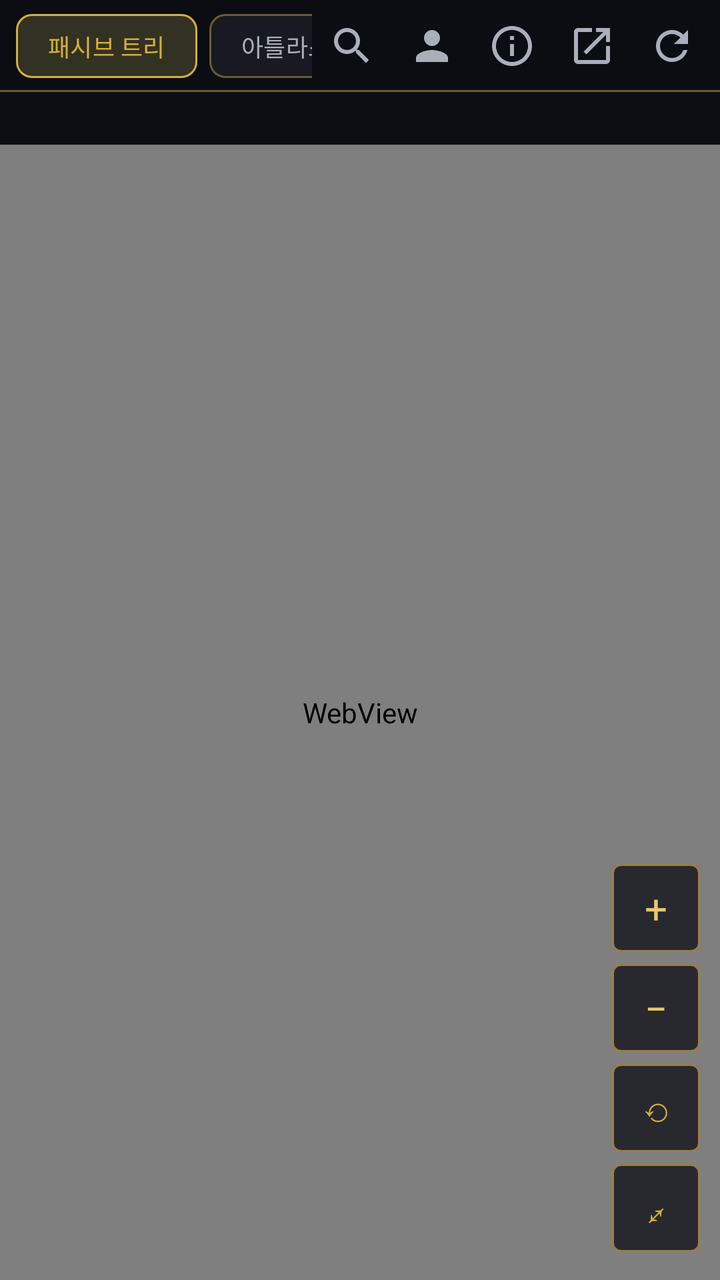
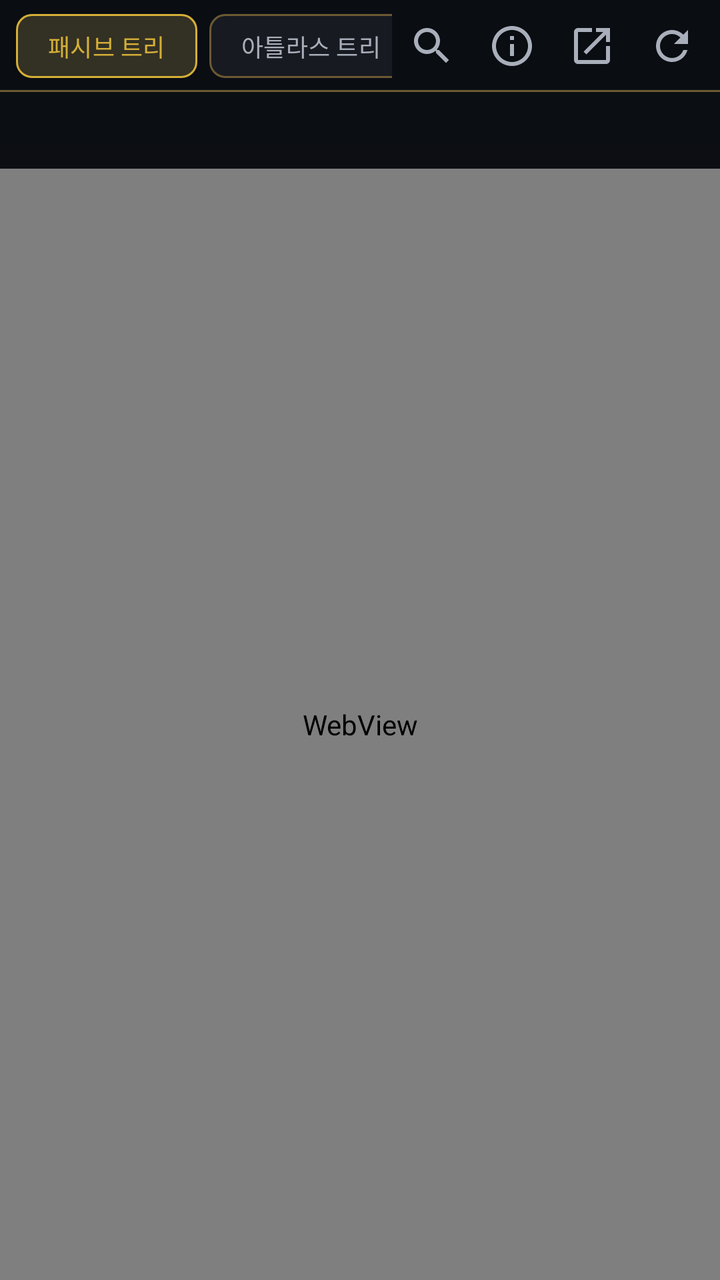

Before-and-after screenshots of an Android layout around one commit, followed by the original layout XML and the change that was made.
<!-- AndroidManifest.xml: application theme Theme.PoE2DB -->
<!-- res/layout/pane_tree.xml -->
<?xml version="1.0" encoding="utf-8"?>
<FrameLayout xmlns:android="http://schemas.android.com/apk/res/android"
    xmlns:app="http://schemas.android.com/apk/res-auto"
    android:layout_width="match_parent"
    android:layout_height="match_parent">

    <LinearLayout
        android:layout_width="match_parent"
        android:layout_height="match_parent"
        android:orientation="vertical">

        
        <LinearLayout
            android:layout_width="match_parent"
            android:layout_height="46dp"
            android:background="@drawable/bg_tree_topbar"
            android:gravity="center_vertical"
            android:orientation="horizontal"
            android:paddingStart="8dp"
            android:paddingEnd="4dp">

            <com.google.android.material.chip.ChipGroup
                android:id="@+id/treeModeGroup"
                android:layout_width="0dp"
                android:layout_height="wrap_content"
                android:layout_weight="1"
                app:chipSpacingHorizontal="6dp"
                app:selectionRequired="true"
                app:singleLine="true"
                app:singleSelection="true">

                <com.google.android.material.chip.Chip
                    android:id="@+id/chipPassiveTree"
                    style="@style/Widget.PoE2DB.Chip"
                    android:layout_width="wrap_content"
                    android:layout_height="wrap_content"
                    android:checked="true"
                    android:text="@string/tree_passive" />

                <com.google.android.material.chip.Chip
                    android:id="@+id/chipAtlasTree"
                    style="@style/Widget.PoE2DB.Chip"
                    android:layout_width="wrap_content"
                    android:layout_height="wrap_content"
                    android:text="@string/tree_atlas" />
            </com.google.android.material.chip.ChipGroup>

            <ImageButton
                android:id="@+id/btnTreeSearch"
                android:layout_width="40dp"
                android:layout_height="40dp"
                android:background="?attr/selectableItemBackgroundBorderless"
                android:contentDescription="@string/tree_search"
                android:padding="9dp"
                android:src="@drawable/ic_search" />

            <ImageButton
                android:id="@+id/btnTreeClass"
                android:layout_width="40dp"
                android:layout_height="40dp"
                android:background="?attr/selectableItemBackgroundBorderless"
                android:contentDescription="@string/tree_class"
                android:padding="9dp"
                android:src="@drawable/ic_person" />

            <ImageButton
                android:id="@+id/btnTreeStats"
                android:layout_width="40dp"
                android:layout_height="40dp"
                android:background="?attr/selectableItemBackgroundBorderless"
                android:contentDescription="@string/tree_stats"
                android:padding="9dp"
                android:src="@drawable/ic_info" />

            <ImageButton
                android:id="@+id/btnTreeOpen"
                android:layout_width="40dp"
                android:layout_height="40dp"
                android:background="?attr/selectableItemBackgroundBorderless"
                android:contentDescription="@string/detail_open_browser"
                android:padding="9dp"
                android:src="@drawable/ic_open_in_new" />

            <ImageButton
                android:id="@+id/btnTreeRefresh"
                android:layout_width="40dp"
                android:layout_height="40dp"
                android:background="?attr/selectableItemBackgroundBorderless"
                android:contentDescription="@string/detail_refresh"
                android:padding="9dp"
                android:src="@drawable/ic_refresh" />
        </LinearLayout>

        
        <TextView
            android:id="@+id/tvTreePoints"
            android:layout_width="match_parent"
            android:layout_height="wrap_content"
            android:background="#CC0A0D12"
            android:fontFamily="monospace"
            android:paddingStart="12dp"
            android:paddingTop="5dp"
            android:paddingEnd="12dp"
            android:paddingBottom="5dp"
            android:textColor="@color/text_secondary"
            android:textSize="12sp" />

        
        <HorizontalScrollView
            android:id="@+id/treeClassScroll"
            android:layout_width="match_parent"
            android:layout_height="wrap_content"
            android:background="#B30A0D12"
            android:scrollbars="none"
            android:visibility="gone">

            <LinearLayout
                android:id="@+id/treeClassRow"
                android:layout_width="wrap_content"
                android:layout_height="wrap_content"
                android:orientation="horizontal"
                android:paddingStart="8dp"
                android:paddingTop="6dp"
                android:paddingEnd="8dp"
                android:paddingBottom="6dp" />
        </HorizontalScrollView>

        <com.google.android.material.progressindicator.LinearProgressIndicator
            android:id="@+id/treeProgress"
            android:layout_width="match_parent"
            android:layout_height="wrap_content"
            android:indeterminate="false"
            android:max="100"
            android:visibility="gone"
            app:indicatorColor="@color/gold"
            app:trackColor="@color/divider"
            app:trackThickness="2dp" />

        <FrameLayout
            android:layout_width="match_parent"
            android:layout_height="0dp"
            android:layout_weight="1">

            <WebView
                android:id="@+id/treeWebView"
                android:layout_width="match_parent"
                android:layout_height="match_parent"
                android:background="@color/bg" />

            <com.sunuhwi.poe2dbkr.TreeCanvasView
                android:id="@+id/treeCanvas"
                android:layout_width="match_parent"
                android:layout_height="match_parent"
                android:visibility="gone" />

            <LinearLayout
                android:id="@+id/treeCanvasBar"
                android:layout_width="match_parent"
                android:layout_height="wrap_content"
                android:layout_gravity="top"
                android:background="#D90A0D12"
                android:gravity="center_vertical"
                android:orientation="horizontal"
                android:paddingStart="12dp"
                android:paddingTop="4dp"
                android:paddingEnd="6dp"
                android:paddingBottom="4dp"
                android:visibility="gone">

                <TextView
                    android:id="@+id/tvTreeCanvasInfo"
                    android:layout_width="0dp"
                    android:layout_height="wrap_content"
                    android:layout_weight="1"
                    android:ellipsize="end"
                    android:maxLines="2"
                    android:textColor="@color/text_secondary"
                    android:textSize="11sp" />

                <com.google.android.material.button.MaterialButton
                    android:id="@+id/btnTreeCanvasSite"
                    style="@style/Widget.Material3.Button.TextButton"
                    android:layout_width="wrap_content"
                    android:layout_height="wrap_content"
                    android:insetTop="0dp"
                    android:insetBottom="0dp"
                    android:minHeight="32dp"
                    android:minWidth="0dp"
                    android:text="@string/tree_canvas_site"
                    android:textColor="@color/gold_soft"
                    android:textSize="11sp" />
            </LinearLayout>

            <LinearLayout
                android:id="@+id/treeNodeCard"
                android:layout_width="match_parent"
                android:layout_height="wrap_content"
                android:layout_gravity="bottom"
                android:layout_marginStart="10dp"
                android:layout_marginEnd="64dp"
                android:layout_marginBottom="10dp"
                android:background="@drawable/bg_tree_panel"
                android:orientation="vertical"
                android:padding="12dp"
                android:visibility="gone">

                <LinearLayout
                    android:layout_width="match_parent"
                    android:layout_height="wrap_content"
                    android:gravity="center_vertical"
                    android:orientation="horizontal">

                    <TextView
                        android:id="@+id/tvTreeNodeName"
                        android:layout_width="0dp"
                        android:layout_height="wrap_content"
                        android:layout_weight="1"
                        android:textColor="@color/gold_soft"
                        android:textSize="14sp"
                        android:textStyle="bold" />

                    <ImageButton
                        android:id="@+id/btnTreeNodeClose"
                        android:layout_width="30dp"
                        android:layout_height="30dp"
                        android:background="?attr/selectableItemBackgroundBorderless"
                        android:contentDescription="@string/tree_node_close"
                        android:padding="6dp"
                        android:src="@drawable/ic_close" />
                </LinearLayout>

                <TextView
                    android:id="@+id/tvTreeNodeKind"
                    android:layout_width="match_parent"
                    android:layout_height="wrap_content"
                    android:layout_marginTop="1dp"
                    android:textColor="@color/bronze_soft"
                    android:textSize="11sp" />

                <TextView
                    android:id="@+id/tvTreeNodeStats"
                    android:layout_width="match_parent"
                    android:layout_height="wrap_content"
                    android:layout_marginTop="5dp"
                    android:textColor="@color/text_secondary"
                    android:textSize="12sp" />

                <TextView
                    android:id="@+id/tvTreeNodeHint"
                    android:layout_width="match_parent"
                    android:layout_height="wrap_content"
                    android:layout_marginTop="4dp"
                    android:text="@string/tree_node_hint"
                    android:textColor="@color/text_muted"
                    android:textSize="10.5sp" />
            </LinearLayout>
        </FrameLayout>
    </LinearLayout>

    
    <LinearLayout
        android:layout_width="wrap_content"
        android:layout_height="wrap_content"
        android:layout_gravity="end|bottom"
        android:layout_marginEnd="10dp"
        android:layout_marginBottom="14dp"
        android:orientation="vertical">

        <TextView
            android:id="@+id/btnTreeZoomIn"
            android:layout_width="44dp"
            android:layout_height="44dp"
            android:background="@drawable/bg_tree_button"
            android:gravity="center"
            android:text="+"
            android:textColor="@color/gold_soft"
            android:textSize="20sp" />

        <TextView
            android:id="@+id/btnTreeZoomOut"
            android:layout_width="44dp"
            android:layout_height="44dp"
            android:layout_marginTop="6dp"
            android:background="@drawable/bg_tree_button"
            android:gravity="center"
            android:text="−"
            android:textColor="@color/gold_soft"
            android:textSize="20sp" />

        <TextView
            android:id="@+id/btnTreeZoomReset"
            android:layout_width="44dp"
            android:layout_height="44dp"
            android:layout_marginTop="6dp"
            android:background="@drawable/bg_tree_button"
            android:gravity="center"
            android:text="⟲"
            android:textColor="@color/gold"
            android:textSize="17sp" />

        <TextView
            android:id="@+id/btnTreeFit"
            android:layout_width="44dp"
            android:layout_height="44dp"
            android:layout_marginTop="6dp"
            android:background="@drawable/bg_tree_button"
            android:gravity="center"
            android:text="⤢"
            android:textColor="@color/gold"
            android:textSize="17sp" />
    </LinearLayout>
</FrameLayout>
<!-- resources referenced by this layout -->
<resources>
  <color name="bg">#111216</color>
  <color name="bronze_soft">#9A7F46</color>
  <color name="divider">#262B35</color>
  <color name="gold">#D4AF37</color>
  <color name="gold_soft">#E8C86A</color>
  <color name="text_muted">#79808C</color>
  <color name="text_secondary">#A9AFBA</color>
  <!-- drawable bg_tree_button (drawable) -->
  <?xml version="1.0" encoding="utf-8"?>
  <selector xmlns:android="http://schemas.android.com/apk/res/android">
      <item android:state_pressed="true">
          <shape android:shape="rectangle">
              <solid android:color="@color/gold_15" />
              <corners android:radius="4dp" />
              <stroke android:width="1dp" android:color="@color/gold_40" />
          </shape>
      </item>
      <item>
          <shape android:shape="rectangle">
              <solid android:color="#CC12151C" />
              <corners android:radius="4dp" />
              <stroke android:width="1dp" android:color="@color/bronze_soft" />
          </shape>
      </item>
  </selector>
  <!-- drawable bg_tree_panel (drawable) -->
  <?xml version="1.0" encoding="utf-8"?>
  <shape xmlns:android="http://schemas.android.com/apk/res/android" android:shape="rectangle">
      <solid android:color="#E60C0F14" />
      <corners android:radius="6dp" />
      <stroke android:width="1dp" android:color="@color/bronze" />
  </shape>
  <!-- drawable bg_tree_topbar (drawable) -->
  <?xml version="1.0" encoding="utf-8"?>
  <layer-list xmlns:android="http://schemas.android.com/apk/res/android">
      <item>
          <shape android:shape="rectangle">
              <solid android:color="#F20A0D12" />
          </shape>
      </item>
      <item android:gravity="bottom" android:height="1dp">
          <shape android:shape="rectangle">
              <solid android:color="@color/bronze" />
          </shape>
      </item>
  </layer-list>
  <!-- drawable ic_close (drawable) -->
  <vector xmlns:android="http://schemas.android.com/apk/res/android"
      android:width="24dp"
      android:height="24dp"
      android:viewportWidth="24"
      android:viewportHeight="24">
      <path
          android:fillColor="@color/text_secondary"
          android:pathData="M19,6.41L17.59,5 12,10.59 6.41,5 5,6.41 10.59,12 5,17.59 6.41,19 12,13.41 17.59,19 19,17.59 13.41,12z" />
  </vector>
  <!-- drawable ic_open_in_new (drawable) -->
  <vector xmlns:android="http://schemas.android.com/apk/res/android"
      android:width="24dp"
      android:height="24dp"
      android:viewportWidth="24"
      android:viewportHeight="24">
      <path
          android:fillColor="@color/text_secondary"
          android:pathData="M19,19H5V5h7V3H5c-1.11,0 -2,0.9 -2,2v14c0,1.1 0.89,2 2,2h14c1.1,0 2,-0.9 2,-2v-7h-2v7zM14,3v2h3.59l-9.83,9.83 1.41,1.41L19,6.41V10h2V3h-7z" />
  </vector>
  <!-- drawable ic_person (drawable) -->
  <vector xmlns:android="http://schemas.android.com/apk/res/android"
      android:width="24dp"
      android:height="24dp"
      android:viewportWidth="24"
      android:viewportHeight="24"
      android:tint="@color/text_secondary">
      <path
          android:fillColor="#FFFFFFFF"
          android:pathData="M12,12c2.21,0 4,-1.79 4,-4s-1.79,-4 -4,-4 -4,1.79 -4,4 1.79,4 4,4zM12,14c-2.67,0 -8,1.34 -8,4v2h16v-2c0,-2.66 -5.33,-4 -8,-4z" />
  </vector>
  <string name="detail_open_browser">브라우저로 열기</string>
  <string name="detail_refresh">새로고침</string>
  <string name="tree_atlas">아틀라스 트리</string>
  <string name="tree_canvas_site">poe2db</string>
  <string name="tree_class">직업 고르기</string>
  <string name="tree_node_close">설명 닫기</string>
  <string name="tree_node_hint">이어진 노드를 누르면 찍고, 찍힌 노드를 누르면 되돌립니다</string>
  <string name="tree_passive">패시브 트리</string>
  <string name="tree_search">노드 찾기</string>
  <string name="tree_stats">스탯 요약</string>
  <color name="gold_15">#26D4AF37</color>
  <color name="gold_40">#66D4AF37</color>
  <color name="bronze">#6B5A33</color>
  <color name="on_gold">#14161B</color>
  <color name="surface_high">#1E222B</color>
  <color name="surface">#171A21</color>
  <color name="text_primary">#ECE8E1</color>
  <!-- unchanged entries left out for length: 5 -->
</resources>

<!-- the commit's change to res/layout/pane_tree.xml (unified diff, before → after) -->
@@ -53,15 +53,6 @@
                 android:contentDescription="@string/tree_search"
                 android:padding="9dp"
                 android:src="@drawable/ic_search" />
-
-            <ImageButton
-                android:id="@+id/btnTreeClass"
-                android:layout_width="40dp"
-                android:layout_height="40dp"
-                android:background="?attr/selectableItemBackgroundBorderless"
-                android:contentDescription="@string/tree_class"
-                android:padding="9dp"
-                android:src="@drawable/ic_person" />
 
             <ImageButton
                 android:id="@+id/btnTreeStats"
@@ -111,8 +102,7 @@
             android:layout_width="match_parent"
             android:layout_height="wrap_content"
             android:background="#B30A0D12"
-            android:scrollbars="none"
-            android:visibility="gone">
+            android:scrollbars="none">
 
             <LinearLayout
                 android:id="@+id/treeClassRow"
@@ -176,19 +166,6 @@
                     android:maxLines="2"
                     android:textColor="@color/text_secondary"
                     android:textSize="11sp" />
-
-                <com.google.android.material.button.MaterialButton
-                    android:id="@+id/btnTreeCanvasSite"
-                    style="@style/Widget.Material3.Button.TextButton"
-                    android:layout_width="wrap_content"
-                    android:layout_height="wrap_content"
-                    android:insetTop="0dp"
-                    android:insetBottom="0dp"
-                    android:minHeight="32dp"
-                    android:minWidth="0dp"
-                    android:text="@string/tree_canvas_site"
-                    android:textColor="@color/gold_soft"
-                    android:textSize="11sp" />
             </LinearLayout>
 
             <LinearLayout
@@ -257,56 +234,4 @@
         </FrameLayout>
     </LinearLayout>
 
-    
-    <LinearLayout
-        android:layout_width="wrap_content"
-        android:layout_height="wrap_content"
-        android:layout_gravity="end|bottom"
-        android:layout_marginEnd="10dp"
-        android:layout_marginBottom="14dp"
-        android:orientation="vertical">
-
-        <TextView
-            android:id="@+id/btnTreeZoomIn"
-            android:layout_width="44dp"
-            android:layout_height="44dp"
-            android:background="@drawable/bg_tree_button"
-            android:gravity="center"
-            android:text="+"
-            android:textColor="@color/gold_soft"
-            android:textSize="20sp" />
-
-        <TextView
-            android:id="@+id/btnTreeZoomOut"
-            android:layout_width="44dp"
-            android:layout_height="44dp"
-            android:layout_marginTop="6dp"
-            android:background="@drawable/bg_tree_button"
-            android:gravity="center"
-            android:text="−"
-            android:textColor="@color/gold_soft"
-            android:textSize="20sp" />
-
-        <TextView
-            android:id="@+id/btnTreeZoomReset"
-            android:layout_width="44dp"
-            android:layout_height="44dp"
-            android:layout_marginTop="6dp"
-            android:background="@drawable/bg_tree_button"
-            android:gravity="center"
-            android:text="⟲"
-            android:textColor="@color/gold"
-            android:textSize="17sp" />
-
-        <TextView
-            android:id="@+id/btnTreeFit"
-            android:layout_width="44dp"
-            android:layout_height="44dp"
-            android:layout_marginTop="6dp"
-            android:background="@drawable/bg_tree_button"
-            android:gravity="center"
-            android:text="⤢"
-            android:textColor="@color/gold"
-            android:textSize="17sp" />
-    </LinearLayout>
 </FrameLayout>
<!-- resource entries referenced after the edit -->
@@ -7,24 +7,6 @@
   <color name="gold_soft">#E8C86A</color>
   <color name="text_muted">#79808C</color>
   <color name="text_secondary">#A9AFBA</color>
-  <!-- drawable bg_tree_button (drawable) -->
-  <?xml version="1.0" encoding="utf-8"?>
-  <selector xmlns:android="http://schemas.android.com/apk/res/android">
-      <item android:state_pressed="true">
-          <shape android:shape="rectangle">
-              <solid android:color="@color/gold_15" />
-              <corners android:radius="4dp" />
-              <stroke android:width="1dp" android:color="@color/gold_40" />
-          </shape>
-      </item>
-      <item>
-          <shape android:shape="rectangle">
-              <solid android:color="#CC12151C" />
-              <corners android:radius="4dp" />
-              <stroke android:width="1dp" android:color="@color/bronze_soft" />
-          </shape>
-      </item>
-  </selector>
   <!-- drawable bg_tree_panel (drawable) -->
   <?xml version="1.0" encoding="utf-8"?>
   <shape xmlns:android="http://schemas.android.com/apk/res/android" android:shape="rectangle">
@@ -66,29 +48,14 @@
           android:fillColor="@color/text_secondary"
           android:pathData="M19,19H5V5h7V3H5c-1.11,0 -2,0.9 -2,2v14c0,1.1 0.89,2 2,2h14c1.1,0 2,-0.9 2,-2v-7h-2v7zM14,3v2h3.59l-9.83,9.83 1.41,1.41L19,6.41V10h2V3h-7z" />
   </vector>
-  <!-- drawable ic_person (drawable) -->
-  <vector xmlns:android="http://schemas.android.com/apk/res/android"
-      android:width="24dp"
-      android:height="24dp"
-      android:viewportWidth="24"
-      android:viewportHeight="24"
-      android:tint="@color/text_secondary">
-      <path
-          android:fillColor="#FFFFFFFF"
-          android:pathData="M12,12c2.21,0 4,-1.79 4,-4s-1.79,-4 -4,-4 -4,1.79 -4,4 1.79,4 4,4zM12,14c-2.67,0 -8,1.34 -8,4v2h16v-2c0,-2.66 -5.33,-4 -8,-4z" />
-  </vector>
   <string name="detail_open_browser">브라우저로 열기</string>
   <string name="detail_refresh">새로고침</string>
   <string name="tree_atlas">아틀라스 트리</string>
-  <string name="tree_canvas_site">poe2db</string>
-  <string name="tree_class">직업 고르기</string>
   <string name="tree_node_close">설명 닫기</string>
   <string name="tree_node_hint">이어진 노드를 누르면 찍고, 찍힌 노드를 누르면 되돌립니다</string>
   <string name="tree_passive">패시브 트리</string>
   <string name="tree_search">노드 찾기</string>
   <string name="tree_stats">스탯 요약</string>
-  <color name="gold_15">#26D4AF37</color>
-  <color name="gold_40">#66D4AF37</color>
   <color name="bronze">#6B5A33</color>
   <color name="on_gold">#14161B</color>
   <color name="surface_high">#1E222B</color>
